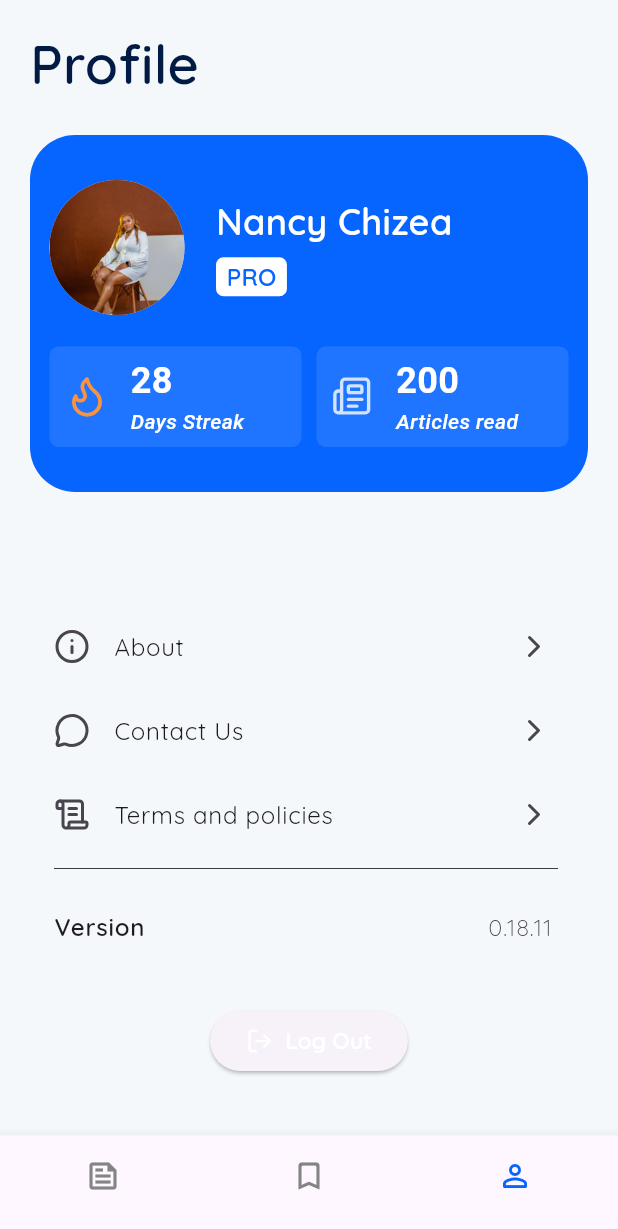
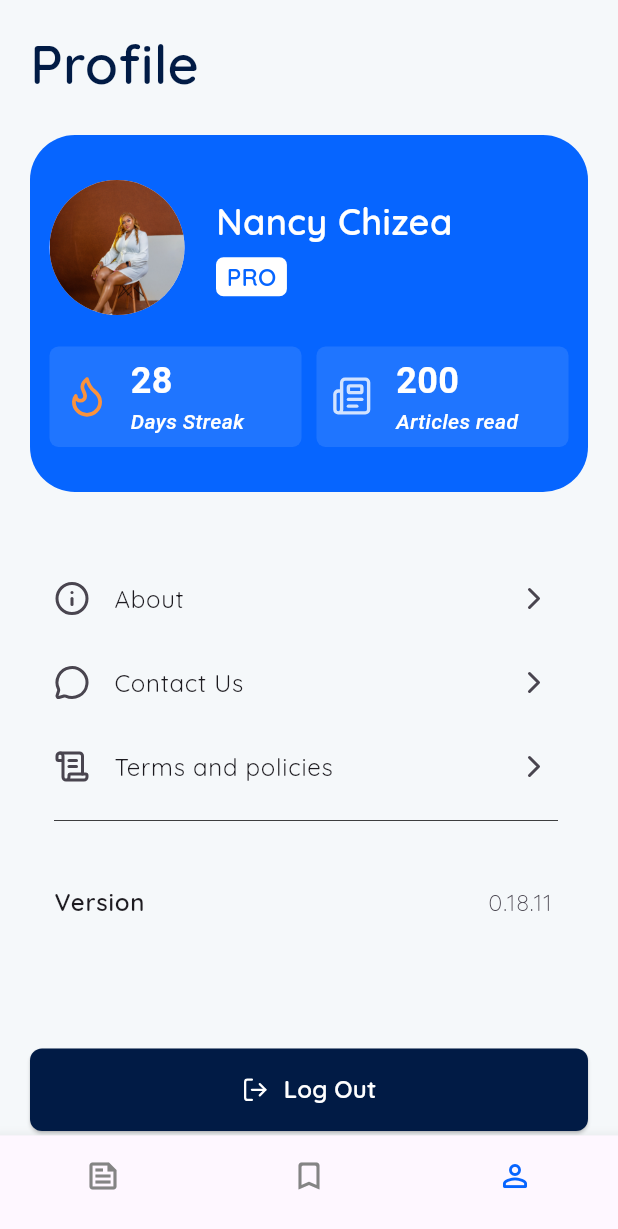
Before and after one commit to scorpiobish/article_daily, a Flutter app: the screen it shows after launch, item 3 of the bottom bar chosen, after a tap on "Log Out", on a phone screen of 412 x 824 dp. Shown: the top 1229 px of the screen. Run offline on Flutter 3.47's test engine with Material 3 defaults, Android fonts, the phone set to English and light mode, and no system bars; our stand-ins replace google_fonts, lucide_icons.

Commit message:
Update Log Out Button

```diff
--- a/lib/profile.dart
+++ b/lib/profile.dart
@@ -1,4 +1,3 @@
-import 'package:flutter/gestures.dart';
 import 'package:google_fonts/google_fonts.dart';
 import 'package:flutter/material.dart';
 import 'package:lucide_icons/lucide_icons.dart';
@@ -14,7 +13,8 @@ class Profile extends StatelessWidget {
         child: Padding(
           padding: const EdgeInsets.all(20.0),
           child: SafeArea(
-              child: Column(children: [
+            child: Column(
+              children: [
                 Align(
                   alignment: Alignment.topLeft,
                   child: Text(
@@ -181,7 +181,7 @@ class Profile extends StatelessWidget {
                   ),
                 ),
                 const SizedBox(
-                  height: 75.0,
+                  height: 43.0,
                 ),
                 ListTile(
                   leading: const Icon(LucideIcons.info),
@@ -215,7 +215,8 @@ class Profile extends StatelessWidget {
                 ),
                 SizedBox(
                   height: 18,
-                  child: ListTile(
+                ),
+                ListTile(
                   title: Text(
                     'Version',
                     style: GoogleFonts.quicksand(
@@ -229,39 +230,40 @@ class Profile extends StatelessWidget {
                             fontSize: 16, fontWeight: FontWeight.w300),
                       )),
                 ),
+                const SizedBox(height: 70),
+                ElevatedButton(
+                  onPressed: () {
+                    print(
+                        'Logout button tapped'); // i will add to logic later ;)
+                  },
+                  style: ButtonStyle(
+                      backgroundColor: WidgetStatePropertyAll<Color>(
+                        const Color(0xff011B45),
                       ),
-                const SizedBox(height: 65), ElevatedButton(onPressed:(){print(
-                        'Logout button tapped'); // i will add to logic later ;)
-                }, child: Row(
-                      mainAxisSize: MainAxisSize.min,
+                      shape: WidgetStatePropertyAll(RoundedRectangleBorder(
+                        borderRadius: BorderRadius.circular(8),
+                      ))),
+                  child: Padding(
+                    padding: const EdgeInsets.symmetric(vertical: 16.0),
+                    child: Row(
+                      mainAxisAlignment: MainAxisAlignment.center,
                       children: [
-                        const Icon(LucideIcons.logOut,
-                            color: Colors.white), // Add an icon
-                        const SizedBox(width: 8),
+                        const Icon(LucideIcons.logOut, color: Colors.white),
+                        const SizedBox(width: 10),
                         Text(
                           'Log Out',
                           style: GoogleFonts.quicksand(
-                            fontSize: 15,
+                            fontSize: 16,
                             fontWeight: FontWeight.w600,
                             color: Colors.white,
                           ),
                         ),
                       ],
-                    ),),
-                // GestureDetector(
-                //   onTap: () {
-                //     print(
-                //         'Logout button tapped'); // i will add to logic later ;)
-                //   },
-                //   child: Container(
-                //     padding: const EdgeInsets.symmetric(
-                //         vertical: 38, horizontal: 319),
-                //     decoration: BoxDecoration(
-                //       color: Color(0xff011B45),
-                //       borderRadius: BorderRadius.circular(8),
-                //     ),
-
-                  ]),
+                    ),
+                  ),
+                ),
+              ],
+            ),
           ),
         ),
       ),
```
Lines whose indentation alone changed are shown as unchanged.
